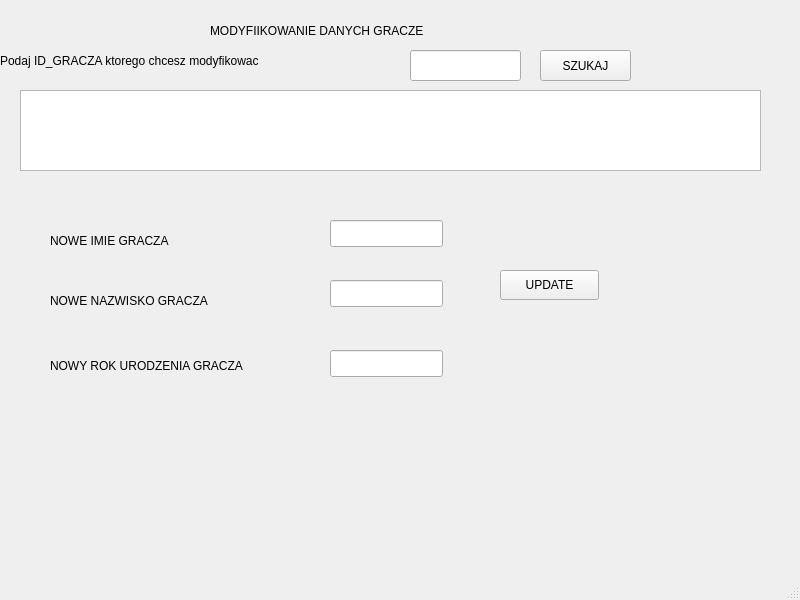
Qt form ZBD-main/ui/admin_update_gracz.ui (BartekRuszkowski/ZBD) before a commit.
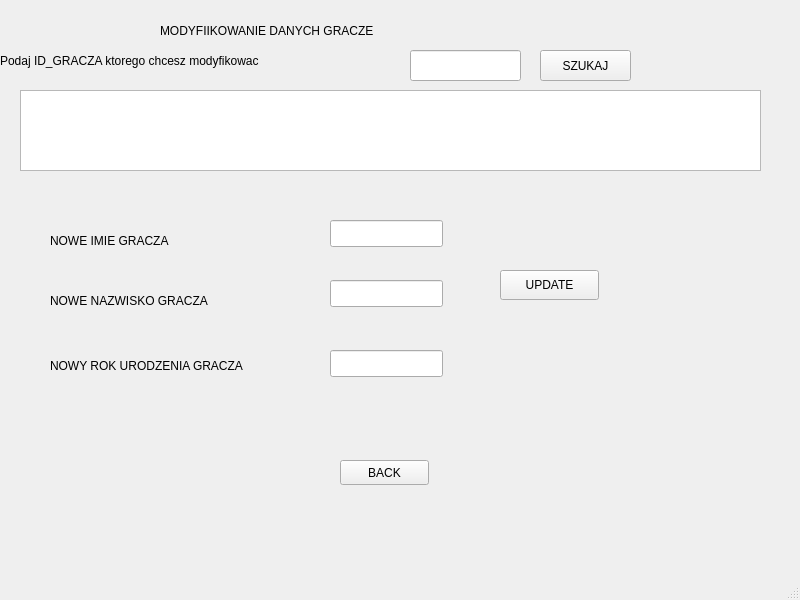
The same form after that commit.

Diff of the .ui file:
```diff
--- a/ZBD-main/ui/admin_update_gracz.ui
+++ b/ZBD-main/ui/admin_update_gracz.ui
@@ -17,14 +17,14 @@
    <widget class="QLabel" name="label">
     <property name="geometry">
      <rect>
-      <x>210</x>
-      <y>10</y>
+      <x>470</x>
+      <y>320</y>
       <width>361</width>
       <height>41</height>
      </rect>
     </property>
     <property name="text">
-     <string>MODYFIIKOWANIE DANYCH GRACZE</string>
+     <string/>
     </property>
    </widget>
    <widget class="QLineEdit" name="lineEdit">
@@ -155,6 +155,32 @@
      <string>UPDATE</string>
     </property>
    </widget>
+   <widget class="QLabel" name="label_6">
+    <property name="geometry">
+     <rect>
+      <x>160</x>
+      <y>10</y>
+      <width>361</width>
+      <height>41</height>
+     </rect>
+    </property>
+    <property name="text">
+     <string>MODYFIIKOWANIE DANYCH GRACZE</string>
+    </property>
+   </widget>
+   <widget class="QPushButton" name="pushButton_3">
+    <property name="geometry">
+     <rect>
+      <x>340</x>
+      <y>460</y>
+      <width>89</width>
+      <height>25</height>
+     </rect>
+    </property>
+    <property name="text">
+     <string>BACK</string>
+    </property>
+   </widget>
   </widget>
   <widget class="QMenuBar" name="menubar">
    <property name="geometry">
```
